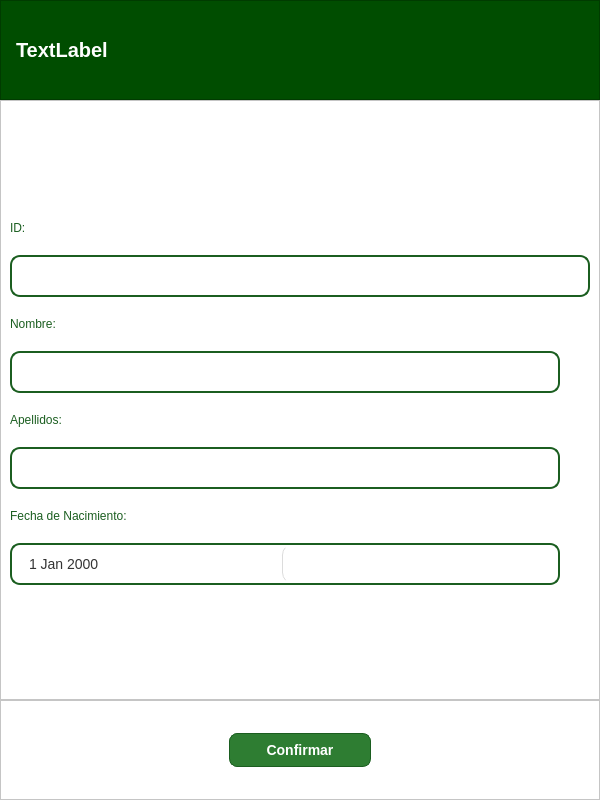
This is vistas/popUpSocios.ui in MiguelGarcia29/RefugioAnimal-OR as Qt 5 draws it before an edit. The edited form follows.
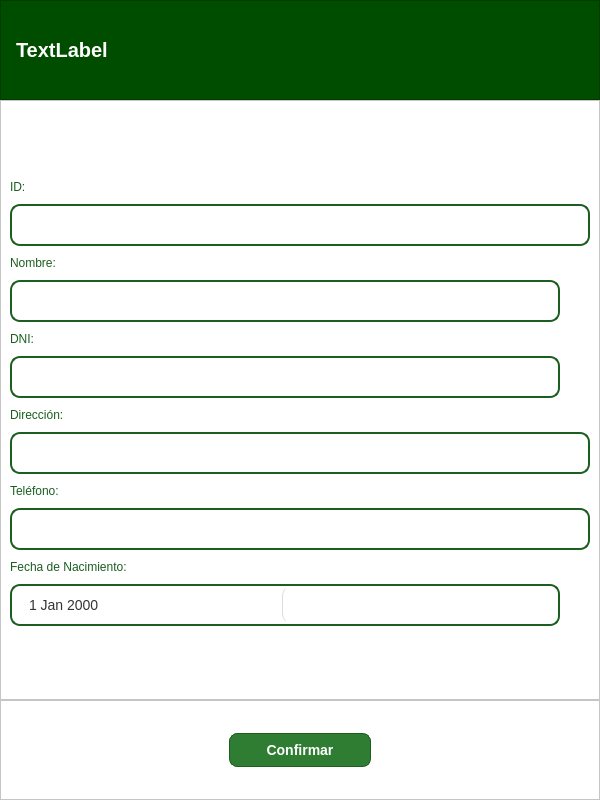
This is the edited form. Icons and pictures are not drawn.

```diff
--- a/vistas/popUpSocios.ui
+++ b/vistas/popUpSocios.ui
@@ -237,7 +237,7 @@
      </property>
      <layout class="QVBoxLayout" name="verticalLayout_2">
       <property name="spacing">
-       <number>20</number>
+       <number>10</number>
       </property>
       <property name="topMargin">
        <number>15</number>
@@ -297,7 +297,7 @@
          </size>
         </property>
         <property name="text">
-         <string>Apellidos:</string>
+         <string>DNI:</string>
         </property>
        </widget>
       </item>
@@ -311,6 +311,26 @@
         </property>
        </widget>
       </item>
+      <item>
+       <widget class="QLabel" name="label_direccion">
+        <property name="text">
+         <string>Dirección:</string>
+        </property>
+       </widget>
+      </item>
+      <item>
+       <widget class="QLineEdit" name="input_direccion"/>
+      </item>
+      <item>
+       <widget class="QLabel" name="label_telefono">
+        <property name="text">
+         <string>Teléfono:</string>
+        </property>
+       </widget>
+      </item>
+      <item>
+       <widget class="QLineEdit" name="input_telefono"/>
+      </item>
       <item>
        <widget class="QLabel" name="label_fechaNacimiento">
         <property name="maximumSize">
```
Left out of the diff: 4 changed lines with no effect on the pictures.
